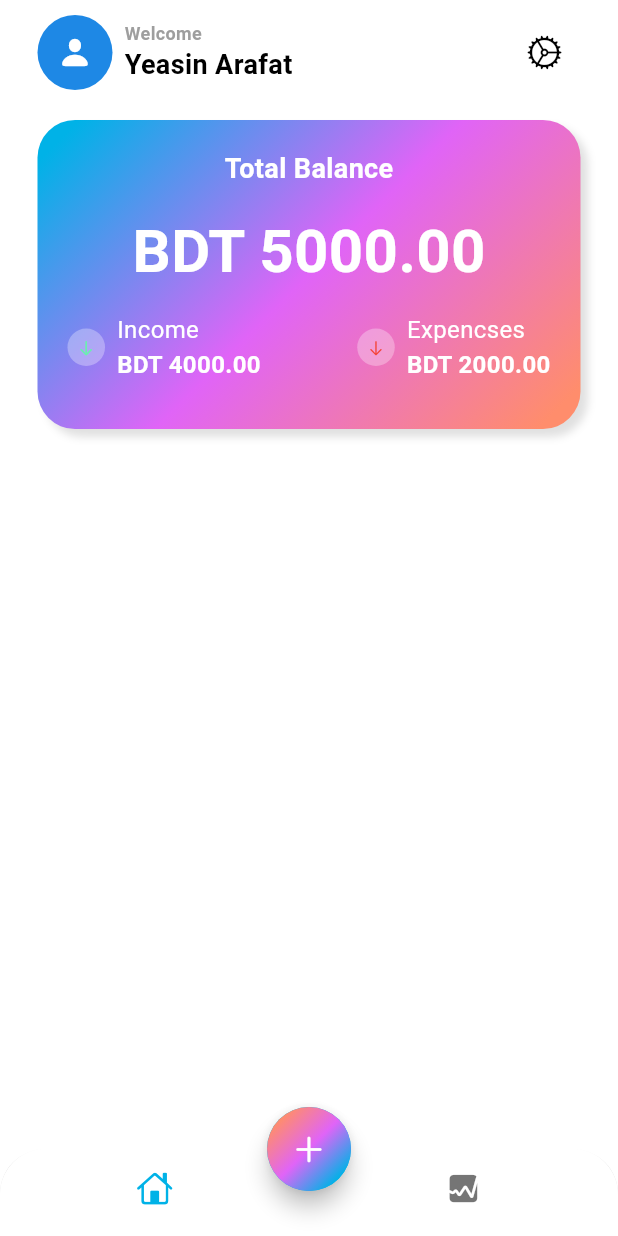
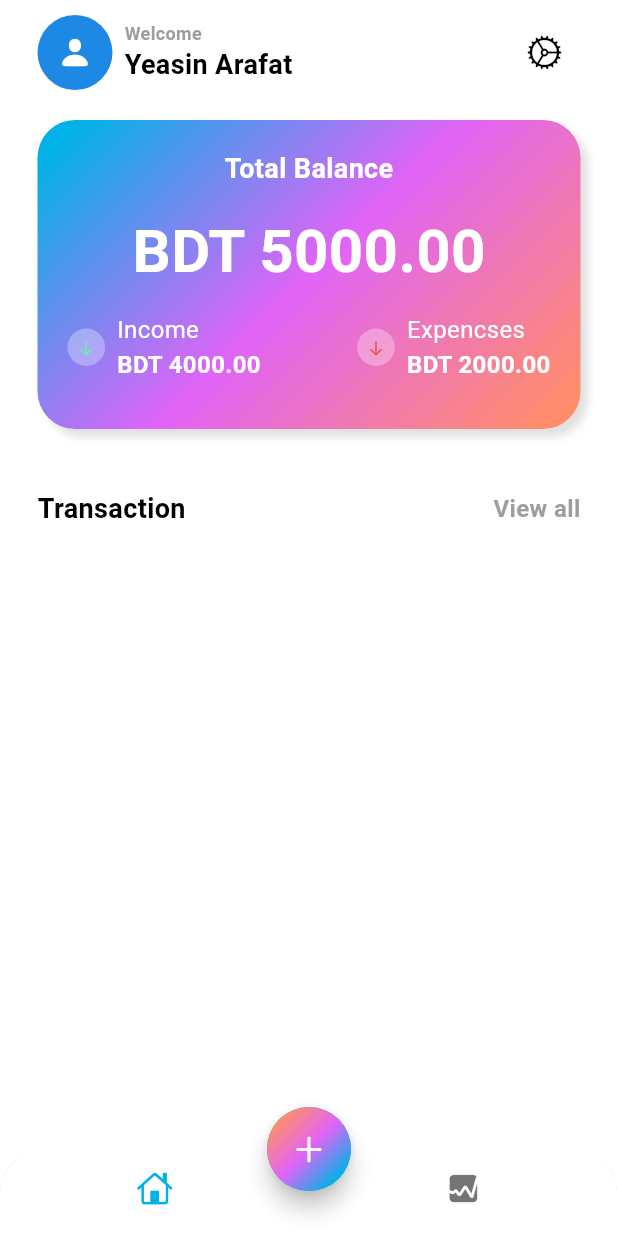
Before and after one commit to Yeasin00p/expense_tracker, a Flutter app: the screen it shows after launch, on a phone screen of 412 x 824 dp. Run offline on Flutter 3.47's test engine with Material 3 defaults, Android fonts, the phone set to English and light mode, and no system bars.

Commit message:
header text add

```diff
--- a/lib/screen/home/views/main_screen.dart
+++ b/lib/screen/home/views/main_screen.dart
@@ -89,10 +89,8 @@ class MainScreen extends StatelessWidget {
                     BoxShadow(
                         blurRadius: 4,
                         color: Colors.grey.shade300,
-                    offset: Offset(5, 5)
-                  )
-                ]
-              ),
+                        offset: const Offset(5, 5))
+                  ]),
               child: Column(
                 mainAxisAlignment: MainAxisAlignment.center,
                 children: [
@@ -215,6 +213,30 @@ class MainScreen extends StatelessWidget {
                 ],
               ),
             ),
+            const SizedBox(
+              height: 40,
+            ),
+            Row(
+              mainAxisAlignment: MainAxisAlignment.spaceBetween,
+              children: [
+                Text(
+                  'Transaction',
+                  style: TextStyle(
+                    fontSize: 18,
+                    color: Theme.of(context).colorScheme.onBackground,
+                    fontWeight: FontWeight.bold,
+                  ),
+                ),
+                Text(
+                  'View all',
+                  style: TextStyle(
+                    fontSize: 16,
+                    color: Theme.of(context).colorScheme.outline,
+                    fontWeight: FontWeight.w600,
+                  ),
+                ),
+              ],
+            )
           ],
         ),
       ),
```
Lines whose indentation alone changed are shown as unchanged.
